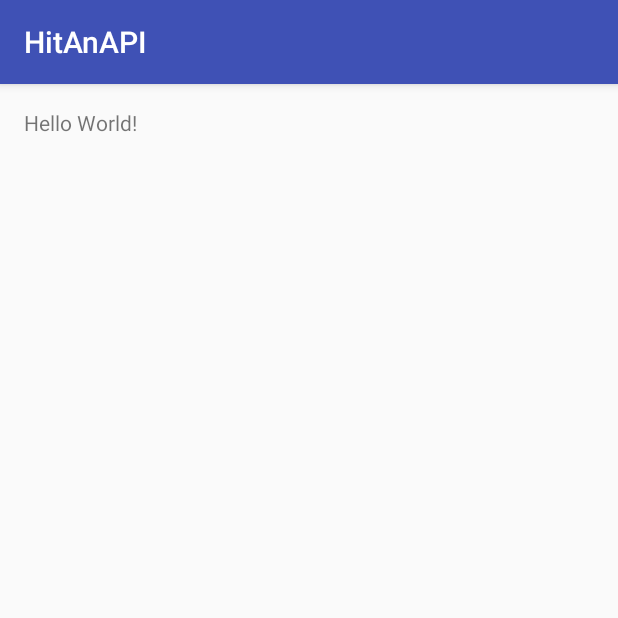
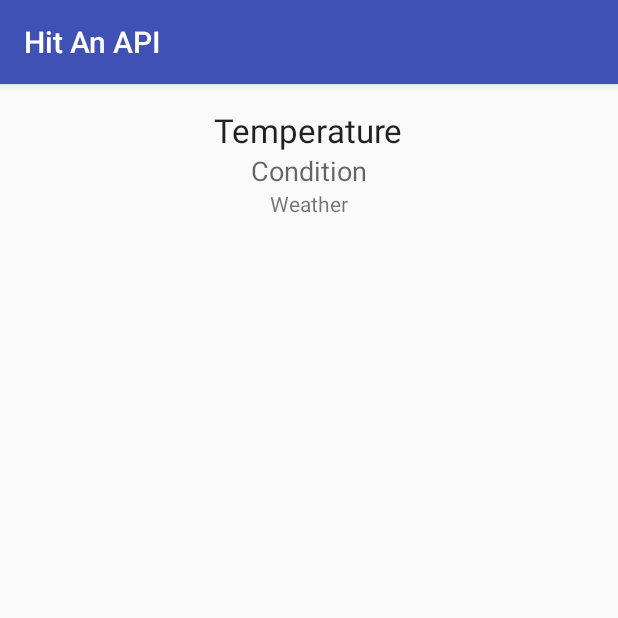
Before and after one commit to ClarkGH/HitAnAPI, an Android app: the screen it shows after launch (WeatherActivity), on a phone screen of 412 x 824 dp, the top half of it. Run offline under Robolectric (Android 15) with nearby library versions, the phone set to English and light mode, and no system bars.

Commit message:
View Created

```diff
--- a/app/src/main/res/layout/activity_weather.xml
+++ b/app/src/main/res/layout/activity_weather.xml
@@ -12,5 +12,27 @@
     <TextView
         android:layout_width="wrap_content"
         android:layout_height="wrap_content"
-        android:text="Hello World!" />
+        android:textAppearance="?android:attr/textAppearanceLarge"
+        android:text="Temperature"
+        android:id="@+id/temperatureTextView"
+        android:layout_alignParentTop="true"
+        android:layout_centerHorizontal="true" />
+
+    <TextView
+        android:layout_width="wrap_content"
+        android:layout_height="wrap_content"
+        android:textAppearance="?android:attr/textAppearanceMedium"
+        android:text="Condition"
+        android:id="@+id/conditionTextView"
+        android:layout_below="@+id/temperatureTextView"
+        android:layout_centerHorizontal="true" />
+
+    <TextView
+        android:layout_width="wrap_content"
+        android:layout_height="wrap_content"
+        android:textAppearance="?android:attr/textAppearanceSmall"
+        android:text="Weather"
+        android:id="@+id/weatherTextView"
+        android:layout_below="@+id/conditionTextView"
+        android:layout_centerHorizontal="true" />
 </RelativeLayout>
--- a/app/src/main/res/values/strings.xml
+++ b/app/src/main/res/values/strings.xml
@@ -1,3 +1,3 @@
 <resources>
-    <string name="app_name">HitAnAPI</string>
+    <string name="app_name">Hit An API</string>
 </resources>
```
